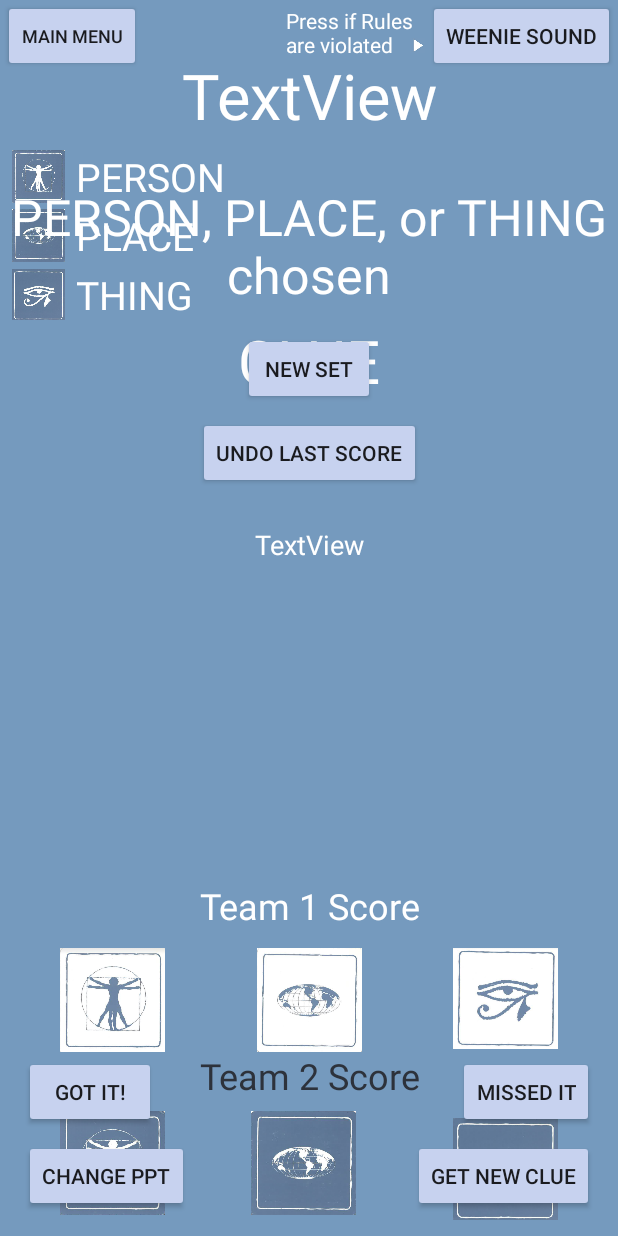
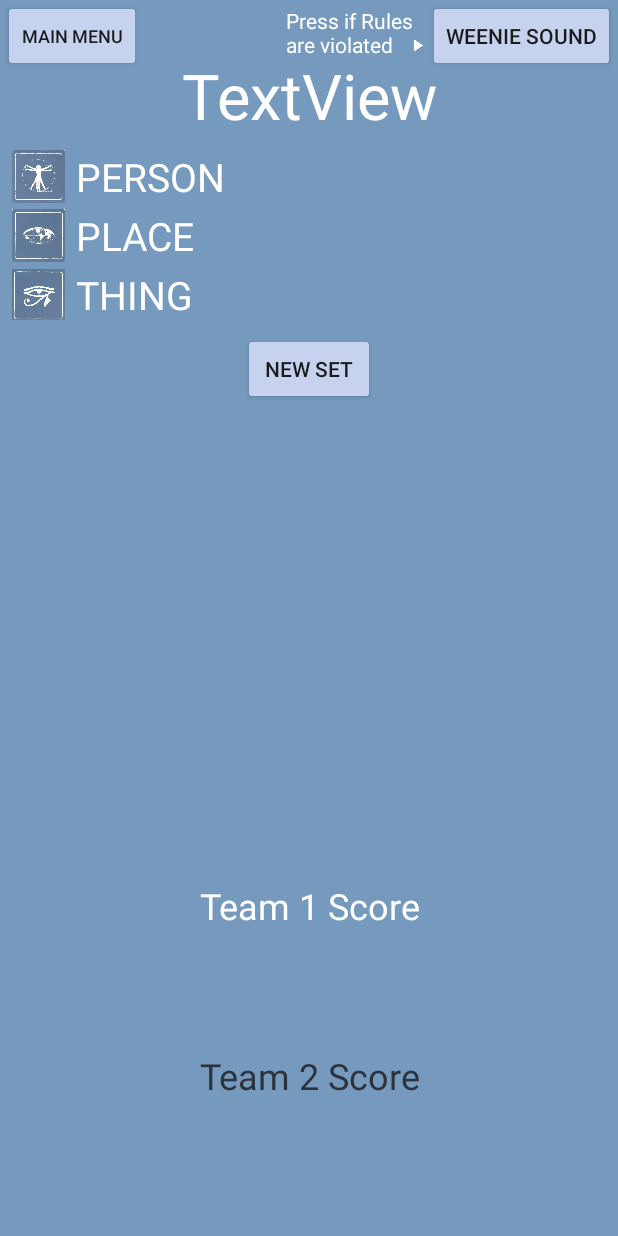
Before and after one commit to Andy8012GitHub/ABSTRACTS, an Android app: the layout activity_game_play.xml on its own in the app's theme, with its tools: preview values and no code run, on a phone screen of 412 x 824 dp. Run offline under Robolectric (Android 15) with nearby library versions, the phone set to English and light mode, and no system bars; plain views replace EasyFlipView.

```diff
--- a/app/src/main/res/layout/activity_game_play.xml
+++ b/app/src/main/res/layout/activity_game_play.xml
@@ -161,6 +161,7 @@
 
     <TextView
         android:id="@+id/personPlaceThingChosenTextView"
+        android:visibility="gone"
         android:layout_width="wrap_content"
         android:layout_height="wrap_content"
         android:layout_marginEnd="8dp"
@@ -189,6 +190,7 @@
 
     <TextView
         android:id="@+id/clue1TextView"
+        android:visibility="gone"
         android:layout_width="wrap_content"
         android:layout_height="wrap_content"
         android:layout_marginEnd="8dp"
@@ -205,6 +207,7 @@
 
     <TextView
         android:id="@+id/clue2TextView"
+        android:visibility="gone"
         android:layout_width="wrap_content"
         android:layout_height="wrap_content"
         android:layout_marginEnd="8dp"
@@ -220,6 +223,7 @@
 
     <TextView
         android:id="@+id/clue3TextView"
+        android:visibility="gone"
         android:layout_width="wrap_content"
         android:layout_height="wrap_content"
         android:layout_marginEnd="8dp"
@@ -252,6 +256,7 @@
 
     <TextView
         android:id="@+id/textViewClueChosen"
+        android:visibility="gone"
         android:layout_width="wrap_content"
         android:layout_height="wrap_content"
         android:layout_marginEnd="8dp"
@@ -283,6 +288,7 @@
 
     <Button
         android:id="@+id/btnGetNewClue"
+        android:visibility="gone"
         android:layout_width="wrap_content"
         android:layout_height="wrap_content"
         android:layout_marginBottom="16dp"
@@ -294,6 +300,7 @@
 
     <Button
         android:id="@+id/btnChangePPT"
+        android:visibility="gone"
         android:layout_width="wrap_content"
         android:layout_height="wrap_content"
         android:layout_marginBottom="16dp"
@@ -305,6 +312,7 @@
 
     <Button
         android:id="@+id/btnUndoLastScore"
+        android:visibility="gone"
         android:layout_width="wrap_content"
         android:layout_height="wrap_content"
         android:layout_marginEnd="8dp"
@@ -318,6 +326,7 @@
 
     <Button
         android:id="@+id/btnGotIt"
+        android:visibility="gone"
         android:layout_width="wrap_content"
         android:layout_height="wrap_content"
         android:layout_marginBottom="8dp"
@@ -329,6 +338,7 @@
 
     <Button
         android:id="@+id/btnMissedIt"
+        android:visibility="gone"
         android:layout_width="wrap_content"
         android:layout_height="wrap_content"
         android:layout_marginBottom="8dp"
@@ -370,6 +380,7 @@
 
     <ImageView
         android:id="@+id/teamOnePersonToken"
+        android:visibility="gone"
         android:layout_width="70dp"
         android:layout_height="76dp"
         android:layout_marginStart="40dp"
@@ -380,6 +391,7 @@
 
     <ImageView
         android:id="@+id/teamOnePlaceToken"
+        android:visibility="gone"
         android:layout_width="70dp"
         android:layout_height="76dp"
         android:layout_marginEnd="8dp"
@@ -392,6 +404,7 @@
 
     <ImageView
         android:id="@+id/teamOneThingToken"
+        android:visibility="gone"
         android:layout_width="70dp"
         android:layout_height="74dp"
         android:layout_marginBottom="8dp"
@@ -403,6 +416,7 @@
 
     <ImageView
         android:id="@+id/teamTwoPersonToken"
+        android:visibility="gone"
         android:layout_width="70dp"
         android:layout_height="76dp"
         android:layout_marginBottom="8dp"
@@ -414,6 +428,7 @@
 
     <ImageView
         android:id="@+id/teamTwoPlaceToken"
+        android:visibility="gone"
         android:layout_width="70dp"
         android:layout_height="76dp"
         android:layout_marginBottom="8dp"
@@ -426,6 +441,7 @@
 
     <ImageView
         android:id="@+id/teamTwoThingToken"
+        android:visibility="gone"
         android:layout_width="70dp"
         android:layout_height="76dp"
         android:layout_marginBottom="8dp"
--- a/app/src/main/res/layout/dialog_all_game_play_dialogs.xml
+++ b/app/src/main/res/layout/dialog_all_game_play_dialogs.xml
@@ -25,6 +25,7 @@
 
     <TextView
         android:id="@+id/textViewBigTitle"
+        android:visibility="gone"
         android:layout_width="wrap_content"
         android:layout_height="wrap_content"
         android:layout_marginEnd="8dp"
@@ -75,6 +76,7 @@
 
     <TextView
         android:id="@+id/textViewSubtitle"
+        android:visibility="gone"
         android:layout_width="wrap_content"
         android:layout_height="wrap_content"
         android:layout_marginEnd="8dp"
--- a/app/src/main/res/values/strings.xml
+++ b/app/src/main/res/values/strings.xml
@@ -23,7 +23,6 @@
     <string name="create_teams_title">Name Your Teams</string>
     <string name="too_many_chars">Team names cannot exceed 12 characters.</string>
     <string name="next_team">Next Team</string>
-    <string name="submit">Submit</string>
     <string name="for_non_clue_givers">for non-CLUE GIVERS</string>
     <string name="team1">Team 1</string>
     <string name="team2">Team 2</string>
```
Also changed, not shown: app/src/main/java/com/app/myapp/abstracts/CreateTeams.java (+4 -13 lines), app/src/main/java/com/app/myapp/abstracts/GamePlay.java (+45 -65 lines), 1 other file.
